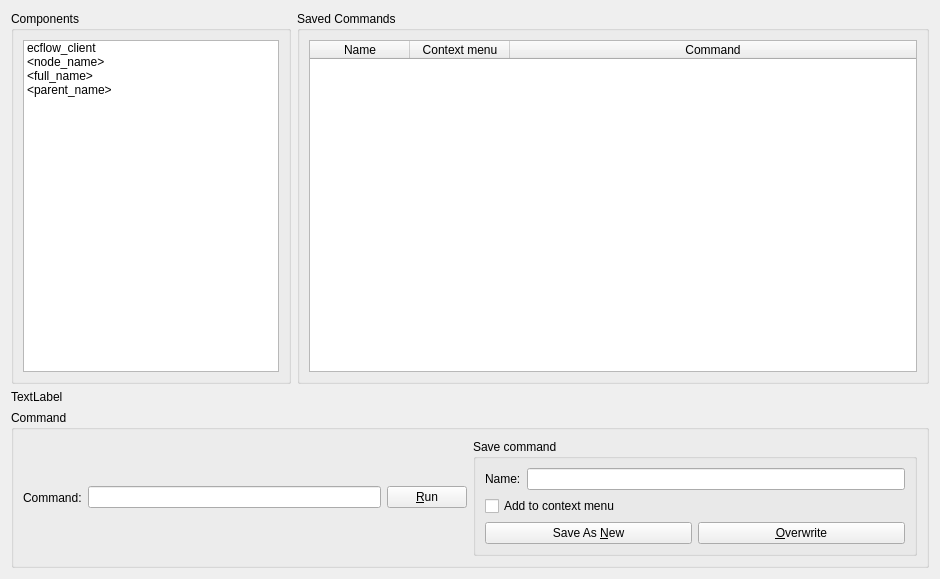
The window that Viewer/src/CommandDesignerWidget.ui (ecmwf/ecflow) describes before a commit, drawn with Qt 5.
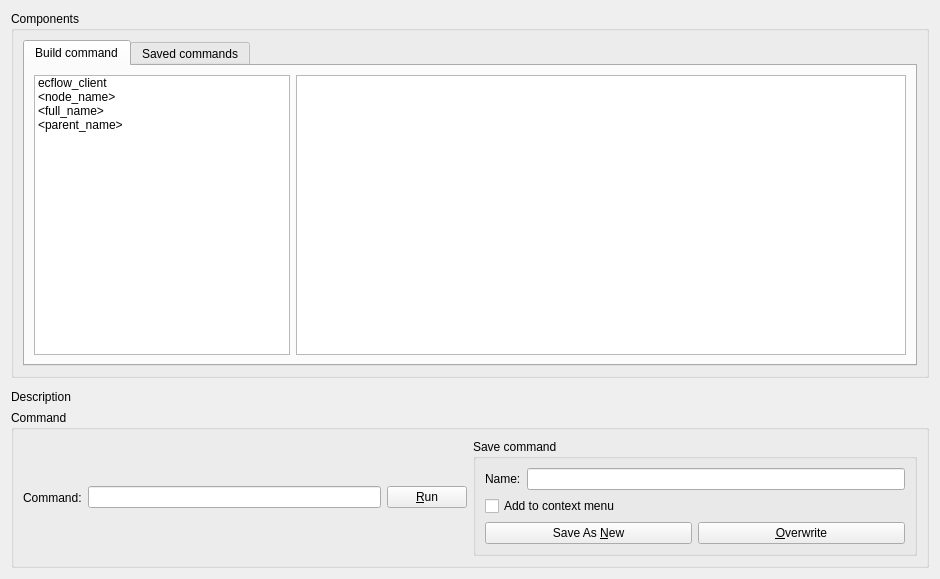
The same window after the commit. Custom widgets are drawn as their Qt base class.

Commit message: ecFlowUI: beautify the command designer dialogue [ECFLOW-127]

The edit to the form file:
```diff
--- a/Viewer/src/CommandDesignerWidget.ui
+++ b/Viewer/src/CommandDesignerWidget.ui
@@ -23,6 +23,19 @@
        </property>
        <layout class="QHBoxLayout" name="horizontalLayout">
         <item>
+         <widget class="QTabWidget" name="tabWidget_">
+          <property name="enabled">
+           <bool>true</bool>
+          </property>
+          <property name="currentIndex">
+           <number>0</number>
+          </property>
+          <widget class="QWidget" name="buildCommandTab_">
+           <attribute name="title">
+            <string>Build command</string>
+           </attribute>
+           <layout class="QHBoxLayout" name="horizontalLayout_9">
+            <item>
          <widget class="QListWidget" name="componentsList_">
           <property name="sizePolicy">
            <sizepolicy hsizetype="Fixed" vsizetype="Expanding">
@@ -52,15 +65,22 @@
           </item>
          </widget>
         </item>
-       </layout>
-      </widget>
-     </item>
      <item>
-      <widget class="QGroupBox" name="savedCommandsGroupBox_">
-       <property name="title">
-        <string>Saved Commands</string>
-       </property>
-       <layout class="QVBoxLayout" name="verticalLayout">
+             <widget class="QTextBrowser" name="commandManPage_">
+              <property name="font">
+               <font>
+                <family>Monospace</family>
+               </font>
+              </property>
+             </widget>
+            </item>
+           </layout>
+          </widget>
+          <widget class="QWidget" name="savedCommandsTab_">
+           <attribute name="title">
+            <string>Saved commands</string>
+           </attribute>
+           <layout class="QHBoxLayout" name="horizontalLayout_8">
         <item>
          <widget class="QTableWidget" name="savedCommandsTable_">
           <property name="editTriggers">
@@ -100,13 +120,20 @@
         </item>
        </layout>
       </widget>
-     </item>
-    </layout>
+         </widget>
+        </item>
+       </layout>
+      </widget>
+     </item>
+    </layout>
+   </item>
+   <item>
+    <widget class="MessageLabel" name="infoLabel_" native="true"/>
    </item>
    <item>
     <widget class="QLabel" name="commandHelpLabel_">
      <property name="text">
-      <string>TextLabel</string>
+      <string>Description</string>
      </property>
     </widget>
    </item>
@@ -190,6 +217,14 @@
    </item>
   </layout>
  </widget>
+ <customwidgets>
+  <customwidget>
+   <class>MessageLabel</class>
+   <extends>QWidget</extends>
+   <header>MessageLabel.hpp</header>
+   <container>1</container>
+  </customwidget>
+ </customwidgets>
  <resources/>
  <connections/>
 </ui>
```
Lines whose indentation alone changed are shown as unchanged. The commit also changes 2 other files.
